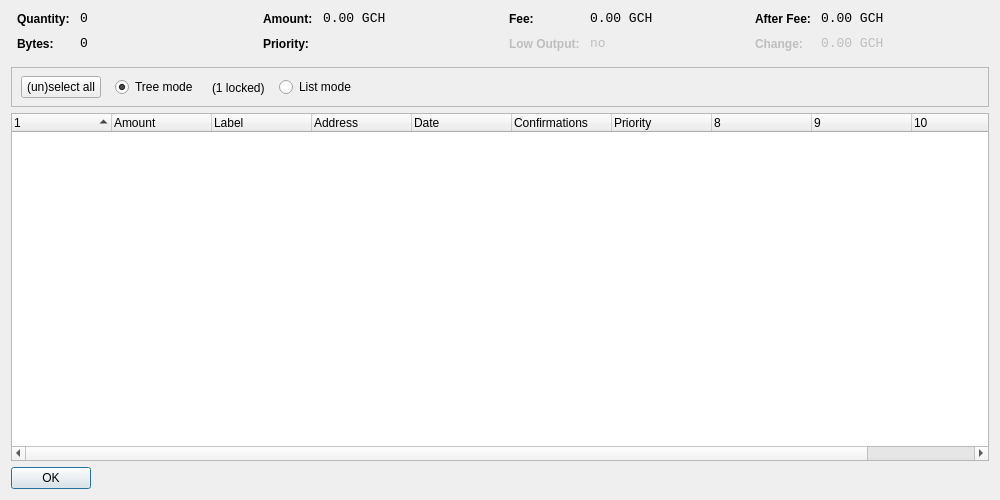
This is src/qt/forms/coincontroldialog.ui in galaxycash/galaxycash as Qt 5 draws it before an edit. The edited form follows.
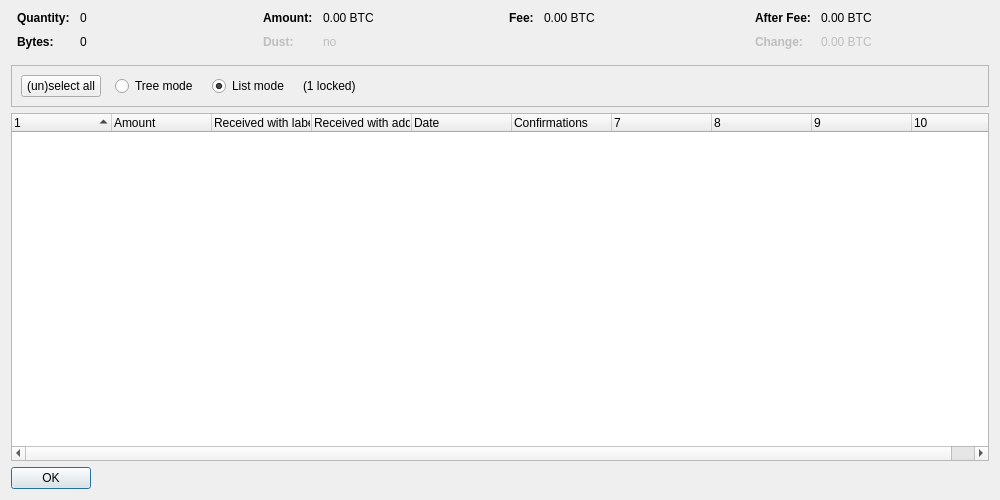
This is the edited form. Custom widgets are drawn as their Qt base class.

Diff of the .ui file:
```diff
--- a/src/qt/forms/coincontroldialog.ui
+++ b/src/qt/forms/coincontroldialog.ui
@@ -38,8 +38,11 @@
        </property>
        <item row="0" column="0">
         <widget class="QLabel" name="labelCoinControlQuantityText">
-         <property name="styleSheet">
-          <string notr="true">font-weight:bold;</string>
+         <property name="font">
+          <font>
+           <weight>75</weight>
+           <bold>true</bold>
+          </font>
          </property>
          <property name="text">
           <string>Quantity:</string>
@@ -48,12 +51,6 @@
        </item>
        <item row="0" column="1">
         <widget class="QLabel" name="labelCoinControlQuantity">
-         <property name="font">
-          <font>
-           <family>Monospace</family>
-           <pointsize>10</pointsize>
-          </font>
-         </property>
          <property name="cursor">
           <cursorShape>IBeamCursor</cursorShape>
          </property>
@@ -70,8 +67,11 @@
        </item>
        <item row="1" column="0">
         <widget class="QLabel" name="labelCoinControlBytesText">
-         <property name="styleSheet">
-          <string notr="true">font-weight:bold;</string>
+         <property name="font">
+          <font>
+           <weight>75</weight>
+           <bold>true</bold>
+          </font>
          </property>
          <property name="text">
           <string>Bytes:</string>
@@ -80,12 +80,6 @@
        </item>
        <item row="1" column="1">
         <widget class="QLabel" name="labelCoinControlBytes">
-         <property name="font">
-          <font>
-           <family>Monospace</family>
-           <pointsize>10</pointsize>
-          </font>
-         </property>
          <property name="cursor">
           <cursorShape>IBeamCursor</cursorShape>
          </property>
@@ -118,8 +112,11 @@
        </property>
        <item row="0" column="0">
         <widget class="QLabel" name="labelCoinControlAmountText">
-         <property name="styleSheet">
-          <string notr="true">font-weight:bold;</string>
+         <property name="font">
+          <font>
+           <weight>75</weight>
+           <bold>true</bold>
+          </font>
          </property>
          <property name="text">
           <string>Amount:</string>
@@ -128,12 +125,6 @@
        </item>
        <item row="0" column="1">
         <widget class="QLabel" name="labelCoinControlAmount">
-         <property name="font">
-          <font>
-           <family>Monospace</family>
-           <pointsize>10</pointsize>
-          </font>
-         </property>
          <property name="cursor">
           <cursorShape>IBeamCursor</cursorShape>
          </property>
@@ -141,7 +132,7 @@
           <enum>Qt::ActionsContextMenu</enum>
          </property>
          <property name="text">
-          <string notr="true">0.00 GCH</string>
+          <string notr="true">0.00 BTC</string>
          </property>
          <property name="textInteractionFlags">
           <set>Qt::LinksAccessibleByMouse|Qt::TextSelectableByKeyboard|Qt::TextSelectableByMouse</set>
@@ -149,22 +140,25 @@
         </widget>
        </item>
        <item row="1" column="0">
-        <widget class="QLabel" name="labelCoinControlPriorityText">
-         <property name="styleSheet">
-          <string notr="true">font-weight:bold;</string>
+        <widget class="QLabel" name="labelCoinControlLowOutputText">
+         <property name="enabled">
+          <bool>false</bool>
+         </property>
+         <property name="font">
+          <font>
+           <weight>75</weight>
+           <bold>true</bold>
+          </font>
          </property>
          <property name="text">
-          <string>Priority:</string>
+          <string>Dust:</string>
          </property>
         </widget>
        </item>
        <item row="1" column="1">
-        <widget class="QLabel" name="labelCoinControlPriority">
-         <property name="font">
-          <font>
-           <family>Monospace</family>
-           <pointsize>10</pointsize>
-          </font>
+        <widget class="QLabel" name="labelCoinControlLowOutput">
+         <property name="enabled">
+          <bool>false</bool>
          </property>
          <property name="cursor">
           <cursorShape>IBeamCursor</cursorShape>
@@ -173,7 +167,7 @@
           <enum>Qt::ActionsContextMenu</enum>
          </property>
          <property name="text">
-          <string/>
+          <string notr="true">no</string>
          </property>
          <property name="textInteractionFlags">
           <set>Qt::LinksAccessibleByMouse|Qt::TextSelectableByKeyboard|Qt::TextSelectableByMouse</set>
@@ -198,8 +192,11 @@
        </property>
        <item row="0" column="0">
         <widget class="QLabel" name="labelCoinControlFeeText">
-         <property name="styleSheet">
-          <string notr="true">font-weight:bold;</string>
+         <property name="font">
+          <font>
+           <weight>75</weight>
+           <bold>true</bold>
+          </font>
          </property>
          <property name="text">
           <string>Fee:</string>
@@ -208,12 +205,6 @@
        </item>
        <item row="0" column="1">
         <widget class="QLabel" name="labelCoinControlFee">
-         <property name="font">
-          <font>
-           <family>Monospace</family>
-           <pointsize>10</pointsize>
-          </font>
-         </property>
          <property name="cursor">
           <cursorShape>IBeamCursor</cursorShape>
          </property>
@@ -221,45 +212,7 @@
           <enum>Qt::ActionsContextMenu</enum>
          </property>
          <property name="text">
-          <string notr="true">0.00 GCH</string>
-         </property>
-         <property name="textInteractionFlags">
-          <set>Qt::LinksAccessibleByMouse|Qt::TextSelectableByKeyboard|Qt::TextSelectableByMouse</set>
-         </property>
-        </widget>
-       </item>
-       <item row="1" column="0">
-        <widget class="QLabel" name="labelCoinControlLowOutputText">
-         <property name="enabled">
-          <bool>false</bool>
-         </property>
-         <property name="styleSheet">
-          <string notr="true">font-weight:bold;</string>
-         </property>
-         <property name="text">
-          <string>Low Output:</string>
-         </property>
-        </widget>
-       </item>
-       <item row="1" column="1">
-        <widget class="QLabel" name="labelCoinControlLowOutput">
-         <property name="enabled">
-          <bool>false</bool>
-         </property>
-         <property name="font">
-          <font>
-           <family>Monospace</family>
-           <pointsize>10</pointsize>
-          </font>
-         </property>
-         <property name="cursor">
-          <cursorShape>IBeamCursor</cursorShape>
-         </property>
-         <property name="contextMenuPolicy">
-          <enum>Qt::ActionsContextMenu</enum>
-         </property>
-         <property name="text">
-          <string notr="true">no</string>
+          <string notr="true">0.00 BTC</string>
          </property>
          <property name="textInteractionFlags">
           <set>Qt::LinksAccessibleByMouse|Qt::TextSelectableByKeyboard|Qt::TextSelectableByMouse</set>
@@ -284,8 +237,11 @@
        </property>
        <item row="0" column="0">
         <widget class="QLabel" name="labelCoinControlAfterFeeText">
-         <property name="styleSheet">
-          <string notr="true">font-weight:bold;</string>
+         <property name="font">
+          <font>
+           <weight>75</weight>
+           <bold>true</bold>
+          </font>
          </property>
          <property name="text">
           <string>After Fee:</string>
@@ -294,12 +250,6 @@
        </item>
        <item row="0" column="1">
         <widget class="QLabel" name="labelCoinControlAfterFee">
-         <property name="font">
-          <font>
-           <family>Monospace</family>
-           <pointsize>10</pointsize>
-          </font>
-         </property>
          <property name="cursor">
           <cursorShape>IBeamCursor</cursorShape>
          </property>
@@ -307,7 +257,7 @@
           <enum>Qt::ActionsContextMenu</enum>
          </property>
          <property name="text">
-          <string notr="true">0.00 GCH</string>
+          <string notr="true">0.00 BTC</string>
          </property>
          <property name="textInteractionFlags">
           <set>Qt::LinksAccessibleByMouse|Qt::TextSelectableByKeyboard|Qt::TextSelectableByMouse</set>
@@ -319,8 +269,11 @@
          <property name="enabled">
           <bool>false</bool>
          </property>
-         <property name="styleSheet">
-          <string notr="true">font-weight:bold;</string>
+         <property name="font">
+          <font>
+           <weight>75</weight>
+           <bold>true</bold>
+          </font>
          </property>
          <property name="text">
           <string>Change:</string>
@@ -332,12 +285,6 @@
          <property name="enabled">
           <bool>false</bool>
          </property>
-         <property name="font">
-          <font>
-           <family>Monospace</family>
-           <pointsize>10</pointsize>
-          </font>
-         </property>
          <property name="cursor">
           <cursorShape>IBeamCursor</cursorShape>
          </property>
@@ -345,7 +292,7 @@
           <enum>Qt::ActionsContextMenu</enum>
          </property>
          <property name="text">
-          <string notr="true">0.00 GCH</string>
+          <string notr="true">0.00 BTC</string>
          </property>
          <property name="textInteractionFlags">
           <set>Qt::LinksAccessibleByMouse|Qt::TextSelectableByKeyboard|Qt::TextSelectableByMouse</set>
@@ -370,15 +317,8 @@
      <property name="frameShadow">
       <enum>QFrame::Sunken</enum>
      </property>
-     <widget class="QWidget" name="horizontalLayoutWidget">
-      <property name="geometry">
-       <rect>
-        <x>10</x>
-        <y>0</y>
-        <width>781</width>
-        <height>41</height>
-       </rect>
-      </property>
+     <layout class="QHBoxLayout" name="horizontalLayout">
+      <item>
       <layout class="QHBoxLayout" name="horizontalLayoutPanel" stretch="0,0,0,0,0">
        <property name="spacing">
         <number>14</number>
@@ -394,6 +334,9 @@
          <property name="text">
           <string>(un)select all</string>
          </property>
+          <property name="autoDefault">
+           <bool>false</bool>
+          </property>
         </widget>
        </item>
        <item>
@@ -407,19 +350,8 @@
          <property name="text">
           <string>Tree mode</string>
          </property>
-         <property name="checked">
-          <bool>true</bool>
-         </property>
-        </widget>
-       </item>
-       <item>
-         <widget class="QLabel" name="labelLocked">
-          <property name="text">
-           <string>(1 locked)</string>
-          </property>
-         </widget>
-        </item>
-      
+         </widget>
+        </item>
        <item>
         <widget class="QRadioButton" name="radioListMode">
          <property name="sizePolicy">
@@ -431,6 +363,16 @@
          <property name="text">
           <string>List mode</string>
          </property>
+          <property name="checked">
+           <bool>true</bool>
+          </property>
+         </widget>
+        </item>
+        <item>
+         <widget class="QLabel" name="labelLocked">
+          <property name="text">
+           <string notr="true">(1 locked)</string>
+          </property>
         </widget>
        </item>
        <item>
@@ -447,7 +389,8 @@
         </spacer>
        </item>
       </layout>
-     </widget>
+      </item>
+     </layout>
     </widget>
    </item>
    <item>
@@ -459,7 +402,7 @@
       <bool>false</bool>
      </property>
      <property name="columnCount">
-      <number>11</number>
+      <number>10</number>
      </property>
      <attribute name="headerShowSortIndicator" stdset="0">
       <bool>true</bool>
@@ -479,12 +422,12 @@
      </column>
      <column>
       <property name="text">
-       <string>Label</string>
+       <string>Received with label</string>
       </property>
      </column>
      <column>
       <property name="text">
-       <string>Address</string>
+       <string>Received with address</string>
       </property>
      </column>
      <column>
@@ -500,11 +443,6 @@
        <string>Confirmed</string>
       </property>
      </column>
-     <column>
-      <property name="text">
-       <string>Priority</string>
-      </property>
-     </column>
      <column>
       <property name="text">
        <string/>
```
Left out of the diff: 4 changed lines with no effect on the pictures. Lines whose indentation alone changed are shown as unchanged.
